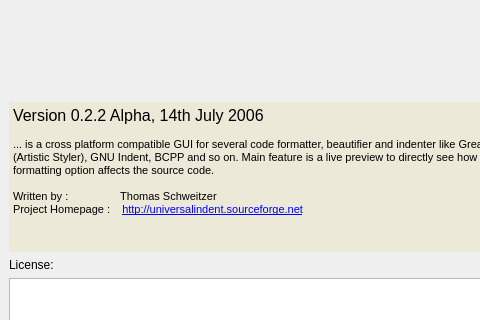
Before: the Qt Designer form src/aboutdialog.ui in yuhaoth/univsalindent, drawn with Qt 5; both pictures show x 0 to 480 and y 0 to 320 of the 588 by 499 pixel window.
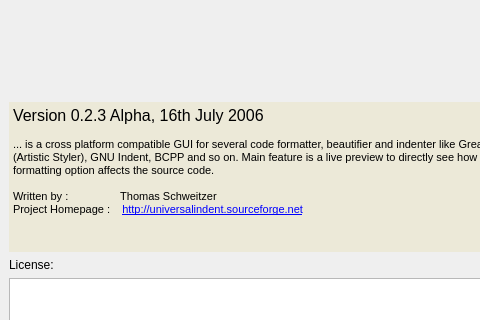
After: the same form once the commit is applied. Icons and pictures are not drawn.

What changed in the file:
```diff
--- a/src/aboutdialog.ui
+++ b/src/aboutdialog.ui
@@ -366,7 +366,7 @@
       <enum>QFrame::NoFrame</enum>
      </property>
      <property name="html" >
-      <string>&lt;html>&lt;head>&lt;meta name="qrichtext" content="1" />&lt;/head>&lt;body style=" white-space: pre-wrap; font-family:MS Shell Dlg 2; font-size:8.25pt; font-weight:400; font-style:normal; text-decoration:none;">&lt;p style=" margin-top:0px; margin-bottom:0px; margin-left:0px; margin-right:0px; -qt-block-indent:0; text-indent:0px; font-family:MS Shell Dlg; font-size:8pt;">&lt;span style=" font-family:MS Shell Dlg 2; font-size:12pt;">Version 0.2.2 Alpha, 14th July 2006&lt;/span>&lt;/p>&lt;p style="-qt-paragraph-type:empty; margin-top:0px; margin-bottom:0px; margin-left:0px; margin-right:0px; -qt-block-indent:0; text-indent:0px; font-size:8pt;">&lt;/p>&lt;p style=" margin-top:0px; margin-bottom:0px; margin-left:0px; margin-right:0px; -qt-block-indent:0; text-indent:0px; font-size:8pt;">... is a cross platform compatible GUI for several code formatter, beautifier and indenter like GreatCode, AStyle (Artistic Styler), GNU Indent, BCPP and so on. Main feature is a live preview to directly see how the selected formatting option affects the source code.&lt;/p>&lt;p style="-qt-paragraph-type:empty; margin-top:0px; margin-bottom:0px; margin-left:0px; margin-right:0px; -qt-block-indent:0; text-indent:0px; font-size:8pt;">&lt;/p>&lt;p style=" margin-top:0px; margin-bottom:0px; margin-left:0px; margin-right:0px; -qt-block-indent:0; text-indent:0px; font-size:8pt;">Written by :  	         Thomas Schweitzer&lt;/p>&lt;p style=" margin-top:0px; margin-bottom:0px; margin-left:0px; margin-right:0px; -qt-block-indent:0; text-indent:0px; font-size:8pt;">Project Homepage :    &lt;span style=" text-decoration: underline; color:#0000ff;">http://universalindent.sourceforge.net&lt;/span>&lt;/p>&lt;/body>&lt;/html></string>
+      <string>&lt;html>&lt;head>&lt;meta name="qrichtext" content="1" />&lt;/head>&lt;body style=" white-space: pre-wrap; font-family:MS Shell Dlg 2; font-size:8.25pt; font-weight:400; font-style:normal; text-decoration:none;">&lt;p style=" margin-top:0px; margin-bottom:0px; margin-left:0px; margin-right:0px; -qt-block-indent:0; text-indent:0px; font-family:MS Shell Dlg; font-size:8pt;">&lt;span style=" font-family:MS Shell Dlg 2; font-size:12pt;">Version 0.2.3 Alpha, 16th July 2006&lt;/span>&lt;/p>&lt;p style="-qt-paragraph-type:empty; margin-top:0px; margin-bottom:0px; margin-left:0px; margin-right:0px; -qt-block-indent:0; text-indent:0px; font-size:8pt;">&lt;/p>&lt;p style=" margin-top:0px; margin-bottom:0px; margin-left:0px; margin-right:0px; -qt-block-indent:0; text-indent:0px; font-size:8pt;">... is a cross platform compatible GUI for several code formatter, beautifier and indenter like GreatCode, AStyle (Artistic Styler), GNU Indent, BCPP and so on. Main feature is a live preview to directly see how the selected formatting option affects the source code.&lt;/p>&lt;p style="-qt-paragraph-type:empty; margin-top:0px; margin-bottom:0px; margin-left:0px; margin-right:0px; -qt-block-indent:0; text-indent:0px; font-size:8pt;">&lt;/p>&lt;p style=" margin-top:0px; margin-bottom:0px; margin-left:0px; margin-right:0px; -qt-block-indent:0; text-indent:0px; font-size:8pt;">Written by :  	         Thomas Schweitzer&lt;/p>&lt;p style=" margin-top:0px; margin-bottom:0px; margin-left:0px; margin-right:0px; -qt-block-indent:0; text-indent:0px; font-size:8pt;">Project Homepage :    &lt;span style=" text-decoration: underline; color:#0000ff;">http://universalindent.sourceforge.net&lt;/span>&lt;/p>&lt;/body>&lt;/html></string>
      </property>
     </widget>
    </item>
```
